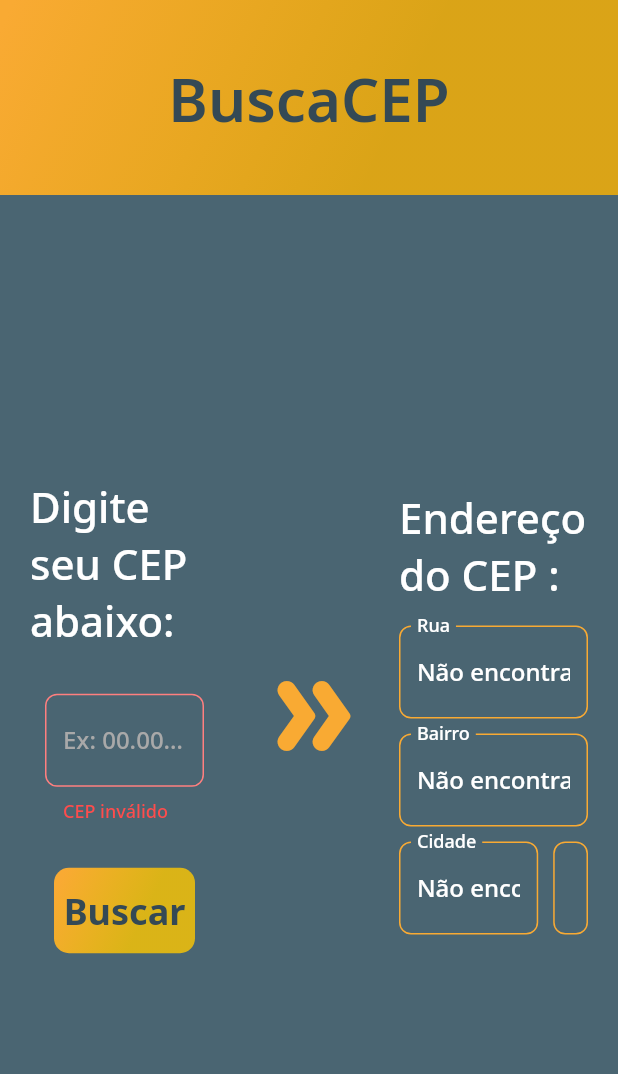
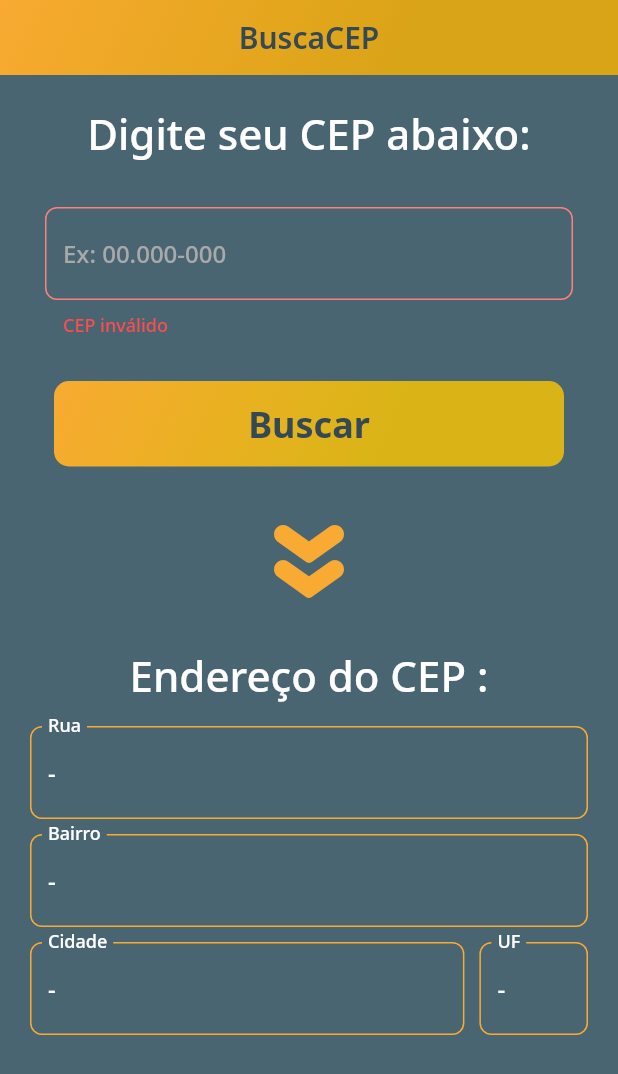
Before and after one commit to TalisTM/busca_cep, a Flutter app: the screen it shows after launch, after a tap on "Buscar", on a phone screen of 412 x 824 dp. Shown: the top 1074 px of the screen. Run offline on Flutter 3.47's test engine with Material 2 defaults, Android fonts, the phone set to English and light mode, and no system bars; our stand-ins replace google_fonts, mask_text_input_formatter.

Commit message:
ajustes para responsividade e tela mobile

```diff
--- a/lib/app/app_text_style.dart
+++ b/lib/app/app_text_style.dart
@@ -26,6 +26,12 @@ class AppTextStyles {
     fontWeight: FontWeight.w600,
   );
 
+  static final TextStyle titleBoldMobile = GoogleFonts.notoSans(
+    color: AppColors.darkGrey,
+    fontSize: 20,
+    fontWeight: FontWeight.w600,
+  );
+
   static final TextStyle buttonText = GoogleFonts.notoSans(
     color: AppColors.darkGrey,
     fontSize: 24,
--- a/lib/pages/home_page/home_page.dart
+++ b/lib/pages/home_page/home_page.dart
@@ -37,17 +37,73 @@ class _HomePageState extends State<HomePage> {
 
   @override
   Widget build(BuildContext context) {
+    bool web = MediaQuery.of(context).size.width > 650;
+
     return GestureDetector(
       onTap: () {
         textFieldFocus.unfocus();
       },
       child: Scaffold(
-        appBar: AppBarWidget(),
+        appBar: AppBarWidget(web),
         backgroundColor: AppColors.secundary,
-        body: Row(
+        body: web
+          ? Center(
+            child: SingleChildScrollView(
+              child: Row(
                   children: [
-            Expanded(
-              child: Container(
+                    Expanded(child: boxCep()),
+                    Center(
+                      child: Icon(
+                        Icons.double_arrow_rounded,
+                        color: AppColors.primary,
+                        size: 80,
+                      ),
+                    ),
+                    Expanded(child: boxEndereco())
+                  ],
+                ),
+            ),
+          )
+          : SingleChildScrollView(
+            child: Column(
+              mainAxisSize: MainAxisSize.max,
+              children: [
+                boxCep(),
+                RotationTransition(
+                  turns: AlwaysStoppedAnimation(90 / 360),
+                  child: Icon(
+                    Icons.double_arrow_rounded,
+                    color: AppColors.primary,
+                    size: 80,
+                  )
+                ),
+                boxEndereco()
+              ],
+            ),
+          )
+      ),
+    );
+  }
+
+  void _buscar() async {
+    String cep = cepController.text.replaceAll(".", "").replaceAll("-", "");
+    if (cep.length < 8) {
+      msgError = "CEP inválido";
+    } else {
+      setState(() {
+        loading = true;
+      });
+      var retorno = await Api.buscarCep(cep);
+      if (retorno['erro'] == null || retorno['erro'].toString() != "true") {
+        endereco = EnderecoEntity.fromMap(retorno);
+      }
+      loading = false;
+    }
+    setState(() {});
+  }
+
+  Widget boxCep() {
+    return Container(
       padding: const EdgeInsets.all(20),
       child: Column(
         mainAxisAlignment: MainAxisAlignment.center,
@@ -117,17 +173,11 @@ class _HomePageState extends State<HomePage> {
           )
         ],
       ),
-              ),
-            ),
-            Center(
-              child: Icon(
-                Icons.double_arrow_rounded,
-                color: AppColors.primary,
-                size: 80,
-              ),
-            ),
-            Expanded(
-              child: Container(
+    );
+  }
+
+  Widget boxEndereco () {
+    return Container(
       padding: EdgeInsets.all(20),
       child: loading
         ? Center(child: CircularProgressIndicator(color: AppColors.primary))
@@ -148,29 +198,7 @@ class _HomePageState extends State<HomePage> {
               ),
             ],
           )
-              )
-            )
-          ],
-        ),
-      ),
     );
-  }
-
-  void _buscar() async {
-    String cep = cepController.text.replaceAll(".", "").replaceAll("-", "");
-    if (cep.length < 8) {
-      msgError = "CEP inválido";
-    } else {
-      setState(() {
-        loading = true;
-      });
-      var retorno = await Api.buscarCep(cep);
-      if (retorno['erro'] == null || retorno['erro'].toString() != "true") {
-        endereco = EnderecoEntity.fromMap(retorno);
-      }
-      loading = false;
-    }
-    setState(() {});
   }
 }
 
--- a/lib/pages/home_page/widgets/app_bar/app_bar_widget.dart
+++ b/lib/pages/home_page/widgets/app_bar/app_bar_widget.dart
@@ -4,14 +4,14 @@ import 'package:flutter/material.dart';
 
 class AppBarWidget extends PreferredSize {
 
-  AppBarWidget() : super(
-    preferredSize: Size.fromHeight(130),
+  AppBarWidget(bool web) : super(
+    preferredSize: Size.fromHeight(web ? 120 : 50),
     child: Container(
       decoration: BoxDecoration(
         //borderRadius: BorderRadius.only(bottomLeft: Radius.circular(10), bottomRight: Radius.circular(10)),
         gradient: AppColors.gradient
       ),
-      child: Center(child: Text("BuscaCEP", style: AppTextStyles.titleBold)),
+      child: Center(child: Text("BuscaCEP", style: web ? AppTextStyles.titleBold : AppTextStyles.titleBoldMobile)),
     )
   );
 }
--- a/lib/pages/home_page/widgets/text_result/text_result_widget.dart
+++ b/lib/pages/home_page/widgets/text_result/text_result_widget.dart
@@ -9,7 +9,7 @@ class TextResultWidget extends StatelessWidget {
 
   @override
   Widget build(BuildContext context) {
-    TextEditingController controller = TextEditingController(text: value != "" ? value : "Não encontrado");
+    TextEditingController controller = TextEditingController(text: value != "" ? value : "-");
     return Padding(
       padding: const EdgeInsets.symmetric(vertical: 5),
       child: TextField(
@@ -19,6 +19,18 @@ class TextResultWidget extends StatelessWidget {
         decoration: InputDecoration(
           labelText: tipo,
           labelStyle: AppTextStyles.textFieldText,
+          border: OutlineInputBorder(
+            borderRadius: BorderRadius.circular(8),
+            borderSide: BorderSide(color: AppColors.primary)
+          ),
+          enabledBorder: OutlineInputBorder(
+            borderRadius: BorderRadius.circular(8),
+            borderSide: BorderSide(color: AppColors.primary)
+          ),
+          focusedBorder: OutlineInputBorder(
+            borderRadius: BorderRadius.circular(8),
+            borderSide: BorderSide(color: AppColors.primary)
+          ),
           disabledBorder: OutlineInputBorder(
             borderRadius: BorderRadius.circular(8),
             borderSide: BorderSide(color: AppColors.primary)
```
Lines whose indentation alone changed are shown as unchanged.
